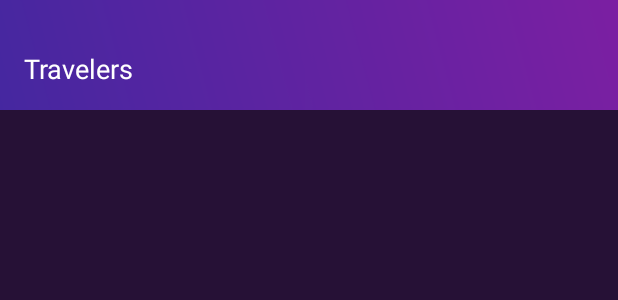
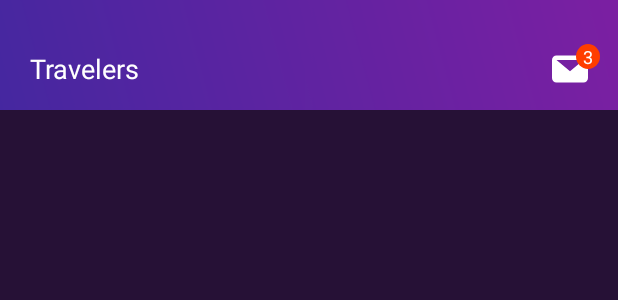
Before and after one commit to kenruizinoue/project-android-app-sky-adventure, an Android app: the layout fragment_travelers_tab.xml on its own in the app's theme, with its tools: preview values and no code run, on a phone screen of 412 x 824 dp. Shown: the top 300 px of the screen. Run offline under Robolectric (Android 15) with nearby library versions, the phone set to English and light mode, and no system bars.

Commit message:
Feat 5 dev: Travelers Tab 2 -Add message icon with counter

```diff
--- /dev/null
+++ b/app/src/main/res/drawable/ic_message.xml
@@ -0,0 +1,10 @@
+<vector xmlns:android="http://schemas.android.com/apk/res/android"
+        android:width="24dp"
+        android:height="24dp"
+        android:viewportWidth="24.0"
+        android:viewportHeight="24.0">
+    <path
+        android:pathData="M21,6L3,6l9,7.5ZM0,6A3.009,3.009 0,0 1,3 3L21,3a3.009,3.009 0,0 1,3 3L24,18a3.009,3.009 0,0 1,-3 3L3,21a3.009,3.009 0,0 1,-3 -3Z"
+        android:fillType="evenOdd"
+        android:fillColor="#fff"/>
+</vector>
--- /dev/null
+++ b/app/src/main/res/drawable/shape_circle.xml
@@ -0,0 +1,9 @@
+<?xml version="1.0" encoding="utf-8"?>
+
+<shape xmlns:android="http://schemas.android.com/apk/res/android"
+    android:shape="oval" >
+    <solid android:color="@color/colorVividRed" />
+    <size
+        android:width="16dp"
+        android:height="16dp"/>
+</shape>
--- a/app/src/main/res/layout/fragment_travelers_tab.xml
+++ b/app/src/main/res/layout/fragment_travelers_tab.xml
@@ -12,6 +12,7 @@
         android:layout_height="wrap_content">
 
         <View
+            android:id="@+id/view3"
             android:layout_width="match_parent"
             android:layout_height="73dp"
             android:background="@drawable/top_bar"
@@ -23,13 +24,37 @@
             android:id="@+id/textView20"
             android:layout_width="wrap_content"
             android:layout_height="wrap_content"
-            android:layout_marginStart="16dp"
+            android:layout_marginStart="20dp"
             android:layout_marginTop="33dp"
             android:textColor="@color/colorWhite"
             android:textSize="18sp"
             android:text="Travelers"
             app:layout_constraintStart_toStartOf="parent"
             app:layout_constraintTop_toTopOf="parent" />
+
+        <ImageView
+            android:id="@+id/imageView2"
+            android:layout_width="wrap_content"
+            android:layout_height="wrap_content"
+            android:layout_marginEnd="20dp"
+            app:layout_constraintBottom_toBottomOf="@+id/textView20"
+            app:layout_constraintEnd_toEndOf="@+id/view3"
+            app:layout_constraintTop_toTopOf="@+id/textView20"
+            app:srcCompat="@drawable/ic_message" />
+
+        <TextView
+            android:id="@+id/textView21"
+            android:layout_width="wrap_content"
+            android:layout_height="wrap_content"
+            android:layout_marginBottom="12dp"
+            android:layout_marginStart="16dp"
+            android:background="@drawable/shape_circle"
+            android:gravity="center"
+            android:text="3"
+            android:textColor="@color/colorWhite"
+            android:textSize="12sp"
+            app:layout_constraintBottom_toBottomOf="@+id/imageView2"
+            app:layout_constraintStart_toStartOf="@+id/imageView2" />
 
     </android.support.constraint.ConstraintLayout>
 
--- a/app/src/main/res/values/colors.xml
+++ b/app/src/main/res/values/colors.xml
@@ -4,6 +4,8 @@
     <color name="colorPrimaryDark">#303F9F</color>
     <color name="colorAccent">#FF4081</color>
     <color name="colorWhite">#FFFFFF</color>
+
+    <color name="colorVividRed">#FF3D00</color>
 
     <color name="colorMainBackground">#301545</color>
 
```
